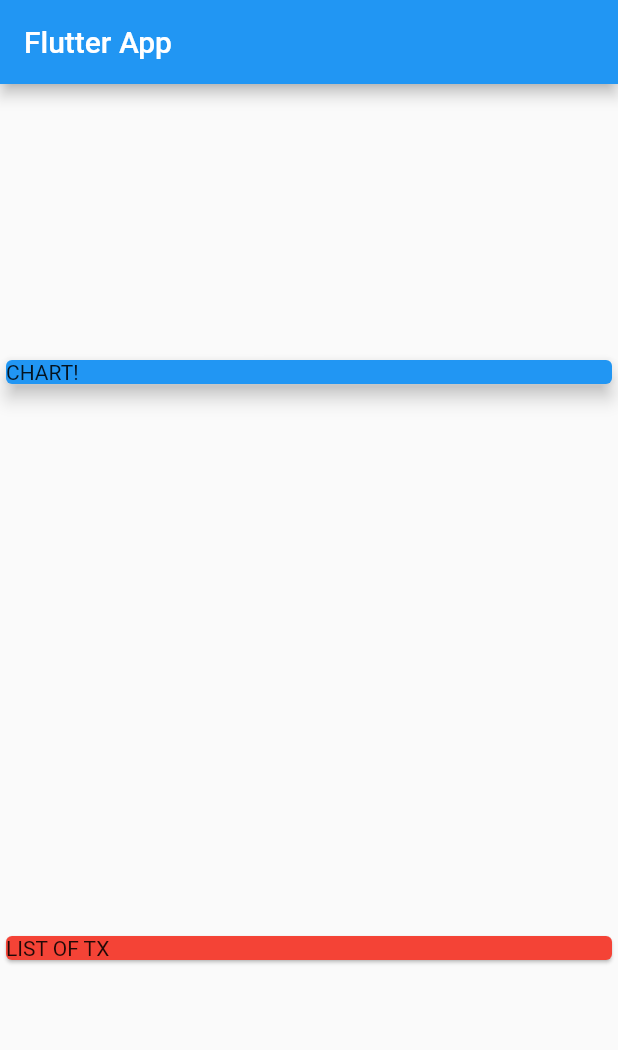
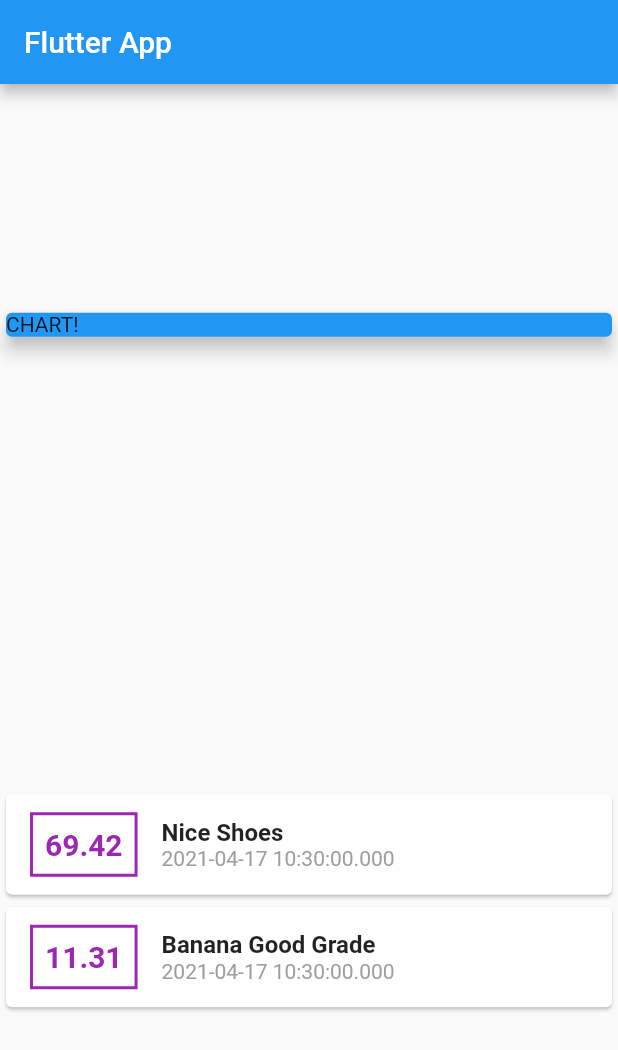
Before and after one commit to yusoofsh/demind, a Flutter app: the screen it shows after launch, on a phone screen of 412 x 824 dp. Shown: the top 1050 px of the screen. Run offline on Flutter 3.47's test engine with Material 2 defaults, Android fonts, the phone set to English and light mode, and no system bars.

Commit message:
feat(real): list of transaction cards

```diff
--- a/real/lib/main.dart
+++ b/real/lib/main.dart
@@ -1,4 +1,6 @@
 import 'package:flutter/material.dart';
+
+import 'transaction.dart';
 
 void main() => runApp(MyApp());
 
@@ -13,6 +15,21 @@ class MyApp extends StatelessWidget {
 }
 
 class MyHomePage extends StatelessWidget {
+  final List<Transaction> _transactions = [
+    Transaction(
+      id: 't1',
+      title: 'Nice Shoes',
+      amount: 69.42,
+      date: DateTime.now(),
+    ),
+    Transaction(
+      id: 't2',
+      title: 'Banana Good Grade',
+      amount: 11.31,
+      date: DateTime.now(),
+    ),
+  ];
+
   @override
   Widget build(BuildContext context) {
     return Scaffold(
@@ -31,9 +48,54 @@ class MyHomePage extends StatelessWidget {
               elevation: 5,
             ),
           ),
-          Card(
-            color: Colors.red,
-            child: Text('LIST OF TX'),
+          Column(
+            children: _transactions.map((transaction) {
+              return Card(
+                child: Row(
+                  children: [
+                    Container(
+                      padding: EdgeInsets.all(8),
+                      margin: EdgeInsets.symmetric(
+                        vertical: 12,
+                        horizontal: 16,
+                      ),
+                      decoration: BoxDecoration(
+                        border: Border.all(
+                          color: Colors.purple,
+                          width: 2,
+                        ),
+                      ),
+                      child: Text(
+                        transaction.amount.toString(),
+                        style: TextStyle(
+                          fontWeight: FontWeight.bold,
+                          fontSize: 20,
+                          color: Colors.purple,
+                        ),
+                      ),
+                    ),
+                    Column(
+                      crossAxisAlignment: CrossAxisAlignment.start,
+                      children: [
+                        Text(
+                          transaction.title,
+                          style: TextStyle(
+                            fontSize: 16,
+                            fontWeight: FontWeight.bold,
+                          ),
+                        ),
+                        Text(
+                          transaction.date.toString(),
+                          style: TextStyle(
+                            color: Colors.grey,
+                          ),
+                        ),
+                      ],
+                    ),
+                  ],
+                ),
+              );
+            }).toList(),
           ),
         ],
       ),
--- /dev/null
+++ b/real/lib/transaction.dart
@@ -0,0 +1,13 @@
+class Transaction {
+  final String id;
+  final String title;
+  final double amount;
+  final DateTime date;
+
+  const Transaction({
+    required this.id,
+    required this.title,
+    required this.amount,
+    required this.date,
+  });
+}
```
Also changed, not shown: 1 other file.
